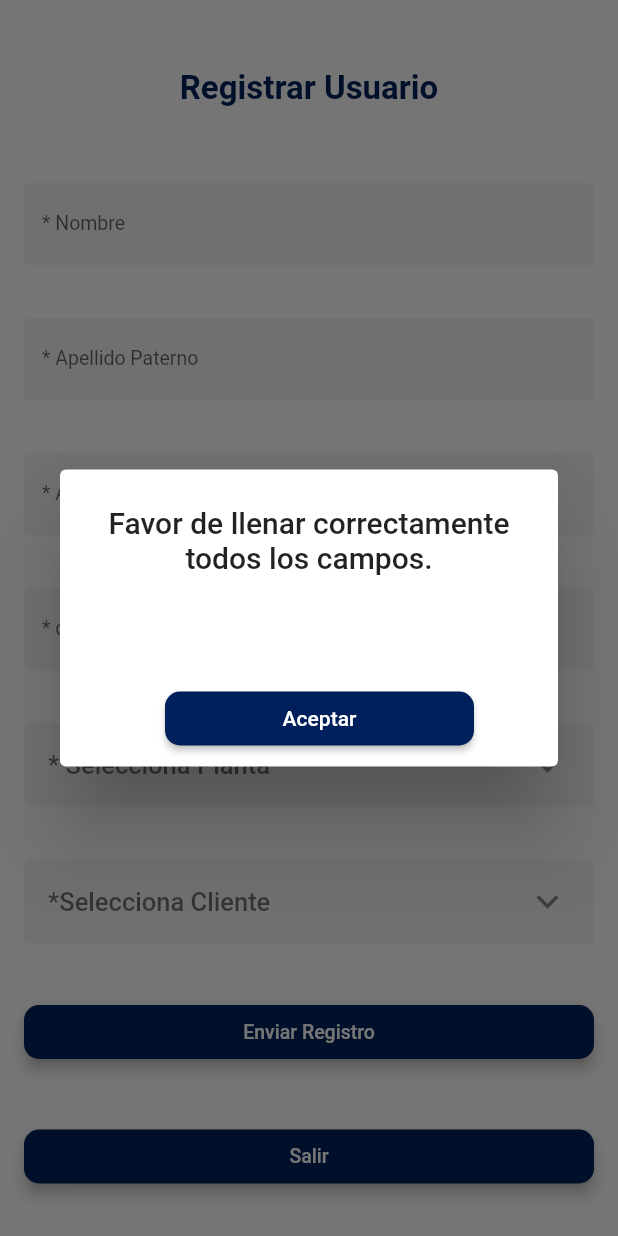
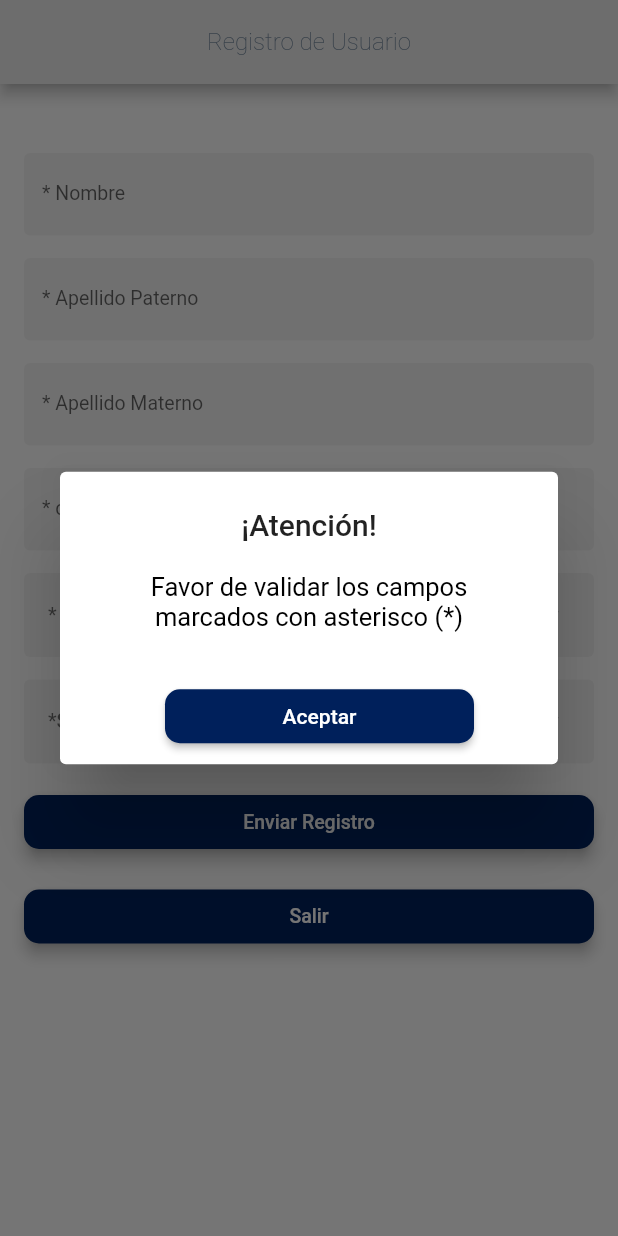
Before and after one commit to hazuer/gp-front, a Flutter app: the RegisterPage screen opened by its route, after a tap on "Enviar Registro", on a phone screen of 412 x 824 dp. Run offline on Flutter 3.47's test engine with Material 2 defaults, Android fonts, the phone set to English and light mode, and no system bars; our stand-ins replace dio, flutter_screenutil, rxdart; missing offline and left inert: dart:html; network calls fail; Roboto replaces fonts that are missing (Quicksand).

Commit message:
Registro de Usuario
Ajuste de formulario y mensajes

```diff
--- a/general_products_web/lib/app/auth/register_page.dart
+++ b/general_products_web/lib/app/auth/register_page.dart
@@ -42,6 +42,15 @@ class _RegisterPageState extends State<RegisterPage> {
     double width = MediaQuery.of(context).size.width;
     double height = MediaQuery.of(context).size.height;
     return Scaffold(
+      //appBar: AppBar(backgroundColor: GPColors.BreadcrumBackgroud, automaticallyImplyLeading: false,),
+      appBar: AppBar(
+              // when the app isn't displaying the mobile version of app, hide the menu button that is used to open the navigation drawer
+              automaticallyImplyLeading: false,
+              title: Text("Registro de Usuario", style: TextStyle(color: GPColors.BreadcrumTitle, fontSize: 16.08, fontWeight: FontWeight.w100,)),
+              iconTheme: IconThemeData(color: Color(0xff313945)),
+              centerTitle: true,
+
+            ),
       body: Container(
         width: width,
         height: height,
@@ -55,7 +64,7 @@ class _RegisterPageState extends State<RegisterPage> {
               child: Column(
                 children: [
                   SizedBox(
-                    height: 30,
+                    height: 15,
                   ),
                   Container(
                     width: double.infinity,
@@ -64,40 +73,40 @@ class _RegisterPageState extends State<RegisterPage> {
                     child: Column(
                       crossAxisAlignment: CrossAxisAlignment.center,
                       children: [
-                        Text("Registrar Usuario", style: TextStyle(color: GPColors.PrimaryColor, fontSize: 22, fontWeight: FontWeight.bold),),
+                        //Text("Registrar Usuario", style: TextStyle(color: GPColors.PrimaryColor, fontSize: 22, fontWeight: FontWeight.bold),),
 
                         displayMobileLayout?
                         Column(
                           children: [
-                            SizedBox(height: 50,),
+                            SizedBox(height: 15,),
                             CustomInput(
                               controller: nameController,
                               hint: "* Nombre",
                             ),
-                            SizedBox(height: 35,),
+                            SizedBox(height: 15,),
                             CustomInput(
                               controller: lastnameController,
                               hint: "* Apellido Paterno",
                             ),
-                             SizedBox(height: 35,),
+                             SizedBox(height: 15,),
                             CustomInput(
                               controller: secondLastnameController,
                               hint: "* Apellido Materno",
                             ),
-                            SizedBox(height: 35,),
+                            SizedBox(height: 15,),
                             CustomInput(
                               controller: emailController,
                               hint: "* correo",
                             ),
                             listPlants(),
                             listCustomers(),
-                            SizedBox(height:35),
+                            SizedBox(height:15),
                             CustomButton(
                               isLoading: isLoading,
                               title: "Enviar Registro",
                               onPressed: ()async{
                                 if(nameController.text.isEmpty || lastnameController.text.isEmpty || emailController.text.isEmpty || plantSelected.idCatPlanta == null || customerSelected.idCatCliente == null){
-                                  dialogs.showInfoDialog(context, "Favor de llenar correctamente todos los campos.", "");
+                                  dialogs.showInfoDialog(context, "¡Atención!", "Favor de validar los campos marcados con asterisco (*)");
 
                                 }else{
                                   setState(() {
@@ -108,14 +117,16 @@ class _RegisterPageState extends State<RegisterPage> {
                                     setState(() {
                                       isLoading = false;
                                     });
-                                    dialogs.showInfoDialog(context, "Ocurrió un error al realizar el registro", "Error: ${RxVariables.errorMessage}");
+                                    //dialogs.showInfoDialog(context, "Ocurrió un error al realizar el registro", "Error: ${RxVariables.errorMessage}");
+                                    dialogs.showInfoDialog(context, "¡Error!", "Ocurrió un error al realizar el registro, intenta más tarde");
 
                                   }else{
 
                                     setState(() {
                                       isLoading = false;
                                     });
-                                    dialogs.showInfoDialog(context, "¡Registro Exitoso!", RxVariables.errorMessage);
+                                    //dialogs.showInfoDialog(context, "¡Registro Exitoso!", RxVariables.errorMessage);
+                                    dialogs.showInfoDialog(context, "¡Éxito!", RxVariables.errorMessage);
 
                                     print("Correcto");
                                   }
@@ -124,7 +135,7 @@ class _RegisterPageState extends State<RegisterPage> {
                                 }
                               }
                             ),
-                            SizedBox(height: 35,),
+                            SizedBox(height: 15,),
                             CustomButton(
                               isLoading: false,
                               title: "Salir",
@@ -154,20 +165,20 @@ class _RegisterPageState extends State<RegisterPage> {
                                     controller: nameController,
                                     hint: "* Nombre",)
                                   ),
-                                  SizedBox(width: 35,),
+                                  SizedBox(width: 15,),
                                   Flexible(child: CustomInput(
                                     controller: lastnameController,
                                     hint: "* Apellido Paterno",)),
                                 ],
                               ),
-                              SizedBox( height: 35,),
+                              SizedBox( height: 15,),
                               Row(
                                 mainAxisAlignment: MainAxisAlignment.spaceBetween,
                                 children: [
                                   Flexible(child: CustomInput(
                                     controller: secondLastnameController,
                                     hint: "* Apellido Materno",)),
-                                  SizedBox(width: 35,),
+                                  SizedBox(width: 15,),
                                   Flexible(child: CustomInput(
                                     controller: emailController,
                                     hint: "* Correo",)),
@@ -181,7 +192,7 @@ class _RegisterPageState extends State<RegisterPage> {
                                 ],
                               ),
                               SizedBox(
-                                height: 60,
+                                height: 15,
                               ),
                               Row(
                                 mainAxisAlignment: MainAxisAlignment.spaceBetween,
@@ -192,7 +203,7 @@ class _RegisterPageState extends State<RegisterPage> {
                                       title: "Enviar Registro",
                                       onPressed: ()async{
                                         if(nameController.text.isEmpty || lastnameController.text.isEmpty || emailController.text.isEmpty || plantSelected.idCatPlanta == null || customerSelected.idCatCliente == null){
-                                          dialogs.showInfoDialog(context, "Favor de llenar correctamente todos los campos.", "");
+                                          dialogs.showInfoDialog(context, "¡Atención!", "Favor de validar los campos marcados con asterisco (*)");
                                         }else{
                                           setState(() {
                                           isLoading = true;
@@ -202,19 +213,20 @@ class _RegisterPageState extends State<RegisterPage> {
                                             setState(() {
                                               isLoading = false;
                                             });
-                                            dialogs.showInfoDialog(context, "Ocurrió un error al realizar el registro", "Error: ${RxVariables.errorMessage}");
+                                            //dialogs.showInfoDialog(context, "¡Ocurrió un error al realizar el registro!", "Error: ${RxVariables.errorMessage}");
+                                            dialogs.showInfoDialog(context, "¡Error!", "Ocurrió un error al realizar el registro, intenta más tarde");
                                           }else{
                                             setState(() {
                                               isLoading = false;
                                             });
-                                            dialogs.showInfoDialog(context, "¡Registro Exitoso!", RxVariables.errorMessage);
+                                            dialogs.showInfoDialog(context, "¡Éxito!", RxVariables.errorMessage);
                                           }
                                         });
                                         }
                                       }
                                     ),
                                   ),
-                                  SizedBox(width: 40,),
+                                  SizedBox(width: 15,),
                                   Flexible(
                                     child: CustomButton(
                                       isLoading: false,
@@ -229,7 +241,7 @@ class _RegisterPageState extends State<RegisterPage> {
                                 ],
                               ),
                               SizedBox(
-                                height: 30,
+                                height: 15,
                               ),
 
 
@@ -249,7 +261,7 @@ class _RegisterPageState extends State<RegisterPage> {
 
   Widget listCustomers(){
     return Container(
-      margin: EdgeInsets.only(top:35),
+      margin: EdgeInsets.only(top:15),
       decoration: BoxDecoration(
         borderRadius: BorderRadius.circular(4),
         color: Colors.grey[100]
@@ -258,7 +270,7 @@ class _RegisterPageState extends State<RegisterPage> {
         key: customerKey,
         initiallyExpanded: false,
         title: Text( customerSelected.nombreCliente?? "*Selecciona Cliente",
-        style:  TextStyle(color: Colors.black54, fontSize: 17),),
+        style:  TextStyle(color: Colors.black54, fontSize: 13),),
         children: [
           Container(
             child: FutureBuilder(
@@ -305,7 +317,7 @@ class _RegisterPageState extends State<RegisterPage> {
 
   Widget listPlants(){
     return Container(
-      margin: EdgeInsets.only(top:35),
+      margin: EdgeInsets.only(top:15),
       decoration: BoxDecoration(
         borderRadius: BorderRadius.circular(4),
         color: Colors.grey[100]
@@ -314,7 +326,7 @@ class _RegisterPageState extends State<RegisterPage> {
         key: plantsKey,
         initiallyExpanded: false,
         title: Text( plantSelected.nombrePlanta?? "* Selecciona Planta",//SkillUser.jobSelected.name??"Seleccionar",
-        style:  TextStyle(color: Colors.black54, fontSize: 17),),
+        style:  TextStyle(color: Colors.black54, fontSize: 13),),
         children: [
           Container(
             child: FutureBuilder(
```
Also changed, not shown: 4 other files.
